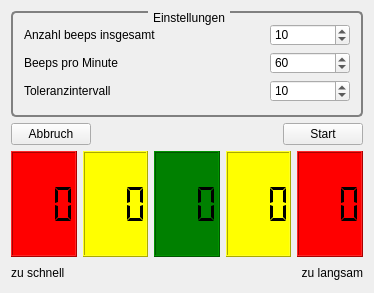
First picture: the form in qmetro.ui, repository mjrh/qmetro, before the edit.
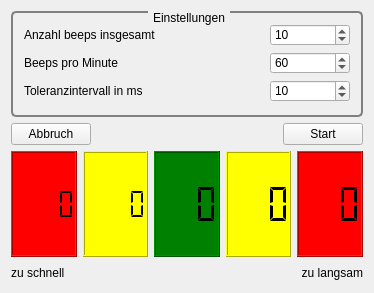
Second picture: the form after the edit.

Commit message: Fix left two lcdpanels

The edit to the form file:
```diff
--- a/qmetro.ui
+++ b/qmetro.ui
@@ -89,7 +89,7 @@
         <item>
          <widget class="QLabel" name="label_tol">
           <property name="text">
-           <string>Toleranzintervall</string>
+           <string>Toleranzintervall in ms</string>
           </property>
          </widget>
         </item>
@@ -171,7 +171,7 @@
            <number>1</number>
           </property>
           <property name="digitCount">
-           <number>3</number>
+           <number>4</number>
           </property>
           <property name="segmentStyle">
            <enum>QLCDNumber::Flat</enum>
@@ -205,7 +205,7 @@
            <number>1</number>
           </property>
           <property name="digitCount">
-           <number>3</number>
+           <number>4</number>
           </property>
           <property name="segmentStyle">
            <enum>QLCDNumber::Flat</enum>
```
